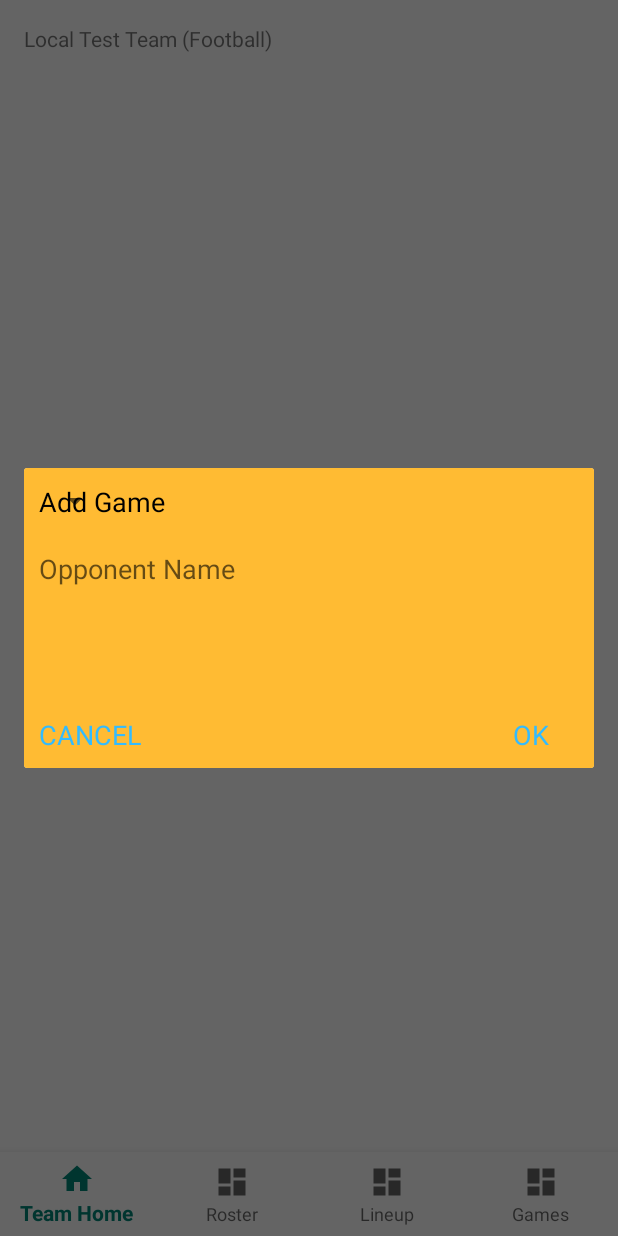
After one commit to khawajaw/SportsManager, an Android app: the fragment AddGameDialogFragment placed in its activity, on a phone screen of 412 x 824 dp. The commit adds this screen. Run offline under Robolectric (Android 15) with nearby library versions, the phone set to English and light mode, and no system bars; our stand-ins replace Firebase (no records; nobody signed in at launch, a user with empty details on screens opened directly).

Commit message:
created a dialog for game nav

```diff
--- a/app/src/main/AndroidManifest.xml
+++ b/app/src/main/AndroidManifest.xml
@@ -29,9 +29,7 @@
             android:name=".TeamHomeActivity"
             android:label="@string/app_name">
         </activity>
-        <activity
-            android:name=".LineupActivity"
-            android:label="@string/app_name" />
+
 
 
 
--- /dev/null
+++ b/app/src/main/java/edu/wit/comp3660/sportsmanager/AddGameDialogFragment.java
@@ -0,0 +1,73 @@
+package edu.wit.comp3660.sportsmanager;
+
+import android.content.Context;
+import android.os.Bundle;
+import android.util.Log;
+import android.view.LayoutInflater;
+import android.view.View;
+import android.view.ViewGroup;
+import android.widget.EditText;
+import android.widget.TextView;
+
+import androidx.annotation.Nullable;
+import androidx.fragment.app.DialogFragment;
+
+
+public class AddGameDialogFragment extends DialogFragment {
+
+    private static final String TAG = "MyCustomDialog";
+
+    public interface OnInputSelected{
+        void sendInput(String input);
+    }
+    public OnInputSelected mOnInputSelected;
+
+    //widgets
+    private EditText mInput;
+    private TextView mActionOk, mActionCancel;
+
+    @Nullable
+    @Override
+    public View onCreateView(final LayoutInflater inflater, @Nullable ViewGroup container, Bundle savedInstanceState) {
+        View view = inflater.inflate(R.layout.fragment_add_game_dialog, container, false);
+
+        mActionOk = view.findViewById(R.id.action_ok);
+        mActionCancel = view.findViewById(R.id.action_cancel);
+        mInput = view.findViewById(R.id.input);
+
+        mActionCancel.setOnClickListener(new View.OnClickListener() {
+            @Override
+            public void onClick(View v) {
+                Log.d(TAG, "onClick: closing dialog");
+                getDialog().dismiss();
+            }
+        });
+
+        mActionOk.setOnClickListener(new View.OnClickListener() {
+            @Override
+            public void onClick(View v) {
+                Log.d(TAG, "onClick: capturing input.");
+
+                String input = mInput.getText().toString();
+                if(!input.equals("")){
+
+                }
+
+
+                getDialog().dismiss();
+            }
+        });
+
+        return view;
+    }
+
+    @Override
+    public void onAttach(Context context) {
+        super.onAttach(context);
+        try{
+            mOnInputSelected = (OnInputSelected) getTargetFragment();
+        }catch (ClassCastException e){
+            Log.e(TAG, "onAttach: ClassCastException : " + e.getMessage() );
+        }
+    }
+}
--- a/app/src/main/java/edu/wit/comp3660/sportsmanager/GamesNavFragment.java
+++ b/app/src/main/java/edu/wit/comp3660/sportsmanager/GamesNavFragment.java
@@ -4,6 +4,8 @@ import android.content.Intent;
 import android.os.Bundle;
 
 import androidx.fragment.app.Fragment;
+import androidx.fragment.app.FragmentManager;
+import androidx.fragment.app.FragmentTransaction;
 
 import android.view.LayoutInflater;
 import android.view.View;
@@ -18,10 +20,15 @@ import edu.wit.comp3660.sportsmanager.DataEntities.LoadedData;
 import edu.wit.comp3660.sportsmanager.DataEntities.Team;
 import edu.wit.comp3660.sportsmanager.ListAdapters.GameNavListAdapter;
 
+
 public class GamesNavFragment extends Fragment {
+
     @Override
     public View onCreateView(LayoutInflater inflater, ViewGroup container,
                              Bundle savedInstanceState) {
+
+
+
         View rootView = inflater.inflate(R.layout.games_nav, container, false);
 
         Team currentTeam = LoadedData.getCurrentTeam();
@@ -39,10 +46,15 @@ public class GamesNavFragment extends Fragment {
         addBtn.setOnClickListener(new View.OnClickListener() {
             @Override
             public void onClick(View view) {
-                // add new game
+                FragmentTransaction fr = getFragmentManager().beginTransaction();
+                fr.replace(R.id.fragment,new AddGameDialogFragment());
+                fr.commit();
+
             }
         });
 
         return rootView;
     }
+
+
 }
--- a/app/src/main/java/edu/wit/comp3660/sportsmanager/TeamHomeActivity.java
+++ b/app/src/main/java/edu/wit/comp3660/sportsmanager/TeamHomeActivity.java
@@ -16,6 +16,7 @@ import org.w3c.dom.Text;
 import edu.wit.comp3660.sportsmanager.DataEntities.LoadedData;
 
 public class TeamHomeActivity extends AppCompatActivity {
+
     private FragmentManager fm;
     private FragmentTransaction ft;
     private Fragment selectedFragment;
--- /dev/null
+++ b/app/src/main/res/layout/fragment_add_game_dialog.xml
@@ -0,0 +1,67 @@
+<?xml version="1.0" encoding="utf-8"?>
+<RelativeLayout
+    xmlns:android="http://schemas.android.com/apk/res/android"
+    xmlns:app="http://schemas.android.com/apk/res-auto"
+    xmlns:tools="http://schemas.android.com/tools"
+    android:layout_width="match_parent"
+    android:background="@android:color/holo_orange_light"
+    android:layout_height="match_parent"
+    tools:context=".AddGameDialogFragment"
+    >
+
+    <RelativeLayout
+        android:layout_width="match_parent"
+        android:layout_height="200dp"
+        android:padding="10dp">
+
+        <TextView
+            android:layout_width="match_parent"
+            android:layout_height="wrap_content"
+            android:text="@string/new_game"
+            android:textSize="18sp"
+            android:textColor="#000"
+            android:id="@+id/heading"/>
+
+        <EditText
+            android:layout_width="match_parent"
+            android:layout_height="wrap_content"
+            android:layout_below="@id/heading"
+            android:layout_marginTop="20dp"
+            android:background="@null"
+            android:textColor="#000"
+            android:hint="@string/opponent_name"
+            android:id="@+id/input"/>
+
+        <TextView
+            android:layout_width="wrap_content"
+            android:layout_height="wrap_content"
+            android:text="OK"
+            android:layout_alignParentBottom="true"
+            android:layout_alignParentRight="true"
+            android:layout_marginRight="20dp"
+            android:textSize="18sp"
+            android:textColor="#33bbff"
+            android:id="@+id/action_ok"/>
+
+        <TextView
+            android:layout_width="wrap_content"
+            android:layout_height="wrap_content"
+            android:text="CANCEL"
+            android:layout_alignParentBottom="true"
+            android:layout_alignParentLeft="true"
+            android:layout_marginRight="20dp"
+            android:textSize="18sp"
+            android:textColor="#33bbff"
+            android:id="@+id/action_cancel"/>
+
+        <Spinner
+            android:id="@+id/spinner2"
+            android:layout_width="wrap_content"
+            android:layout_height="wrap_content"
+            android:layout_marginRight="40dp" />
+
+    </RelativeLayout>
+
+
+
+</RelativeLayout>
--- a/app/src/main/res/values/strings.xml
+++ b/app/src/main/res/values/strings.xml
@@ -15,6 +15,10 @@
 
     <string name="new_team">New Team</string>
     <string name="team_name">Team Name</string>
+    <string name="new_game">Add Game</string>
+    <string name="opponent_name">Opponent Name</string>
+    <string name="date">Select Date</string>
+
 
     <!-- roster -->
     <string name="player_image">player image</string>
```
